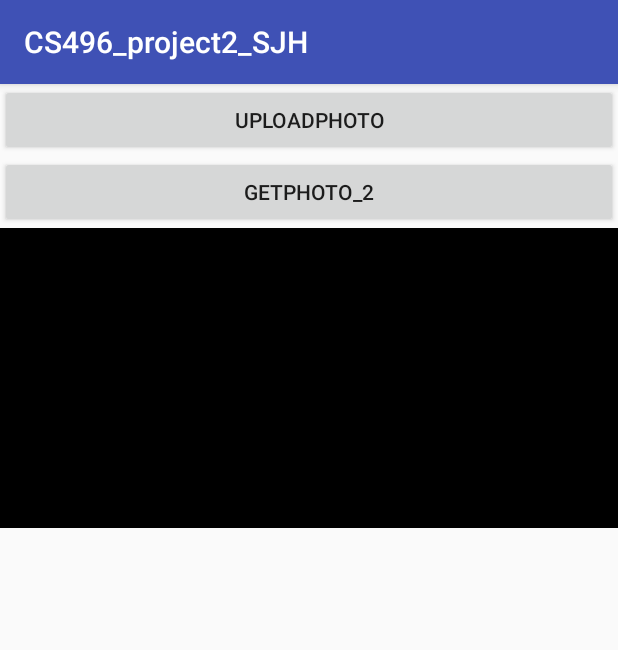
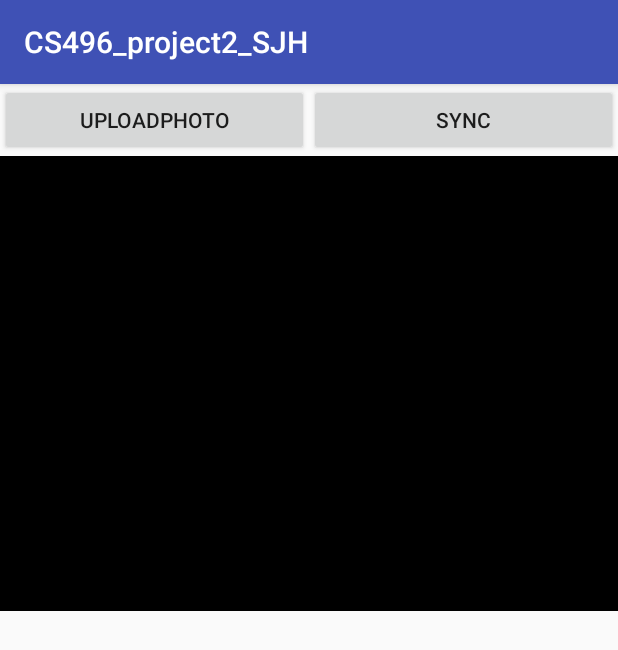
Before and after one commit to Jihoon-SHIN/CS496_project2, an Android app: the fragment Fragment_gallery shown on its own in the app's theme, on a phone screen of 412 x 824 dp. Shown: the top 650 px of the screen. Run offline under Robolectric (Android 15) with nearby library versions, the phone set to English and light mode, and no system bars; pictures from the network do not load.

```diff
--- a/CS496_project2_SJH/app/src/main/java/com/example/user/cs496_project2_sjh/AddArray.java
+++ b/CS496_project2_SJH/app/src/main/java/com/example/user/cs496_project2_sjh/AddArray.java
@@ -18,24 +18,23 @@ import java.util.concurrent.ExecutionException;
 public class AddArray{
 
 
-    public ArrayList<String> setArray() {
+    public ArrayList<String> setArray(String id) {
 
         ArrayList<String> mylist = new ArrayList<String>();
         String output = null;
 
         try {
 
-            output = new connecting_jh(null, "/image", "", "", "GET").execute("").get();
+            output = new connecting_jh(null, "/images/memberID/"+id, "", "", "GET").execute("").get();
             JSONArray jr = new JSONArray(output);
 
-            JSONObject object = jr.getJSONObject(0);
-            output = object.getString("img");
-            mylist.add(output);
+            for(int i = 0; i < jr.length(); i ++){
+                JSONObject object = jr.getJSONObject(i);
+                output = object.getString("img");
+                mylist.add(output);
 
-            object = jr.getJSONObject(1);
-            output = object.getString("img");
-            mylist.add(output);
 
+            }
 
         } catch (InterruptedException e) {
             e.printStackTrace();
--- a/CS496_project2_SJH/app/src/main/java/com/example/user/cs496_project2_sjh/Fragment_gallery.java
+++ b/CS496_project2_SJH/app/src/main/java/com/example/user/cs496_project2_sjh/Fragment_gallery.java
@@ -1,6 +1,7 @@
 package com.example.user.cs496_project2_sjh;
 
 import android.content.ActivityNotFoundException;
+import android.content.Context;
 import android.content.Intent;
 import android.graphics.Bitmap;
 import android.graphics.BitmapFactory;
@@ -14,6 +15,7 @@ import android.util.Log;
 import android.view.LayoutInflater;
 import android.view.View;
 import android.view.ViewGroup;
+import android.view.inputmethod.InputMethodManager;
 import android.widget.Button;
 import android.widget.EditText;
 import android.widget.GridView;
@@ -60,31 +62,33 @@ public class Fragment_gallery extends Fragment {
     EditText editText;
     EditText editText2;
 
-
-    @Override
-    public void onCreate(@Nullable Bundle savedInstanceState) {
-        super.onCreate(savedInstanceState);
-
-    }
+    View myfragmentView;
+    GridView gridViewImages;
+    SecondTab_ImageGridAdapter imageGridAdapter;
 
     @Nullable
     @Override
     public View onCreateView(LayoutInflater inflater, @Nullable ViewGroup container, @Nullable Bundle savedInstanceState) {
 
+
         AddArray addArray = new AddArray();
-        final ArrayList<String> imageIDs = new ArrayList<String>(addArray.setArray());
-        View myfragmentView = inflater.inflate(R.layout.fragment_gallery,container,false);
+        ArrayList<String> imageIDs = new ArrayList<String>(addArray.setArray("memberID"));
+        Toast.makeText(getContext(),"# of images" + imageIDs.size(), Toast.LENGTH_LONG).show();
+        myfragmentView = inflater.inflate(R.layout.fragment_gallery,container,false);
+        gridViewImages = (GridView) myfragmentView.findViewById(R.id.gridViewImages);
+
         final Handler handler = new Handler();
-        GridView gridViewImages = (GridView) myfragmentView.findViewById(R.id.gridViewImages);
 
 
 
-        SecondTab_ImageGridAdapter imageGridAdapter = new SecondTab_ImageGridAdapter(getActivity(),imageIDs, getActivity());
+
+        imageGridAdapter = new SecondTab_ImageGridAdapter(getActivity(),imageIDs, getActivity());
         gridViewImages.setAdapter(imageGridAdapter);
 
 
 
-        //        SecondTab_ImageGridAdapter imageGridAdapter = new SecondTab_ImageGridAdapter(getActivity(),imageIDs, getActivity());
+
+        // SecondTab_ImageGridAdapter imageGridAdapter = new SecondTab_ImageGridAdapter(getActivity(),imageIDs, getActivity());
 //
 //        ImageView label;
 //        Bitmap bmp = null;
@@ -109,7 +113,6 @@ public class Fragment_gallery extends Fragment {
 //        Thread t = new Thread(new Runnable() {
 //            @Override
 //            public void run() {    // 오래 거릴 작업을 구현한다
-//                // TODO Auto-generated method stub
 //                try{
 //                    // 걍 외우는게 좋다 -_-;
 //                    final ImageView iv = (ImageView)myfragmentView.findViewById(R.id.imageView2);
@@ -156,6 +159,8 @@ public class Fragment_gallery extends Fragment {
                 } catch (ActivityNotFoundException e) {
 
                 }
+
+
             }
         });
 
@@ -163,6 +168,14 @@ public class Fragment_gallery extends Fragment {
             @Override
             public void onClick(View v) {
                 String output = null;
+                AddArray addArray1 = new AddArray();
+                ArrayList<String> _imageIDs = new ArrayList<String>(addArray1.setArray("memberID"));
+                imageGridAdapter = new SecondTab_ImageGridAdapter(getActivity(),_imageIDs, getActivity());
+                gridViewImages.setAdapter(imageGridAdapter);
+                Toast.makeText(getContext(),"# of images" + _imageIDs.size(), Toast.LENGTH_LONG).show();
+
+
+                /*
                 try {
                     output = new connecting_jh(null, "/image", "", "", "GET").execute("").get();
                     JSONArray jr = new JSONArray(output);
@@ -184,11 +197,13 @@ public class Fragment_gallery extends Fragment {
                 } catch (JSONException e) {
                     e.printStackTrace();
                 }
+                */
             }
         });
 
         return myfragmentView;
     }
+
 
     public void onActivityResult(int requestCode, int resultCode, Intent data) {
         if (data == null) {
@@ -198,9 +213,10 @@ public class Fragment_gallery extends Fragment {
             case 100:
                 if (resultCode == RESULT_OK) {
                     path = data.getData().getPath();
-                    mainPhoto.setImageURI(data.getData());
+                    //mainPhoto.setImageURI(data.getData());
                     String test = encodeImage(RealPathUtil.getRealPathFromURI_API19(getContext(), data.getData()));
-                    editText.setText(test);
+                    //editText.setText(test);
+
 
                     String _memberid = "memberID";
                     String _img = "testImage";
@@ -230,6 +246,14 @@ public class Fragment_gallery extends Fragment {
 
                     //Toast.makeText(getContext(),data.getData().getPath(), Toast.LENGTH_LONG).show();
 
+                    AddArray addArray1 = new AddArray();
+                    ArrayList<String> _imageIDs1 = new ArrayList<String>(addArray1.setArray("memberID"));
+                    imageGridAdapter = new SecondTab_ImageGridAdapter(getActivity(),_imageIDs1, getActivity());
+                    gridViewImages.setAdapter(imageGridAdapter);
+                    Toast.makeText(getContext(),"# of images" + _imageIDs1.size(), Toast.LENGTH_LONG).show();
+
+
+
                 }
         }
     }
--- a/CS496_project2_SJH/app/src/main/res/layout/fragment_gallery.xml
+++ b/CS496_project2_SJH/app/src/main/res/layout/fragment_gallery.xml
@@ -11,25 +11,33 @@
     <!--android:layout_width="match_parent"-->
     <!--android:background="#000000"-->
     <!--app:srcCompat="@drawable/gallery_image_02" />-->
+    <LinearLayout
+        android:layout_width="match_parent"
+        android:layout_height="wrap_content"
+        android:orientation="horizontal">
 
         <Button
             android:id="@+id/getPhoto"
             android:layout_width="match_parent"
             android:layout_height="wrap_content"
+            android:layout_weight="1"
             android:text="UploadPhoto" />
+
 
         <Button
             android:id="@+id/getPhoto_2"
             android:layout_width="match_parent"
             android:layout_height="wrap_content"
-        android:text="getPhoto_2" />
+            android:layout_weight="1"
+            android:text="Sync" />
+    </LinearLayout>
 
 
     <ImageView
         android:id="@+id/imageView3"
         android:layout_width="match_parent"
-        android:layout_height="200dp"
-        android:background="#000000"/>
+        android:layout_height="303dp"
+        android:background="#000000" />
 
     <GridView
 
```
Also changed, not shown: CS496_project2_SJH/app/src/main/java/com/example/user/cs496_project2_sjh/SecondTab_ImageGridAdapter.java (+11 -9 lines). Lines whose indentation alone changed are shown as unchanged.
